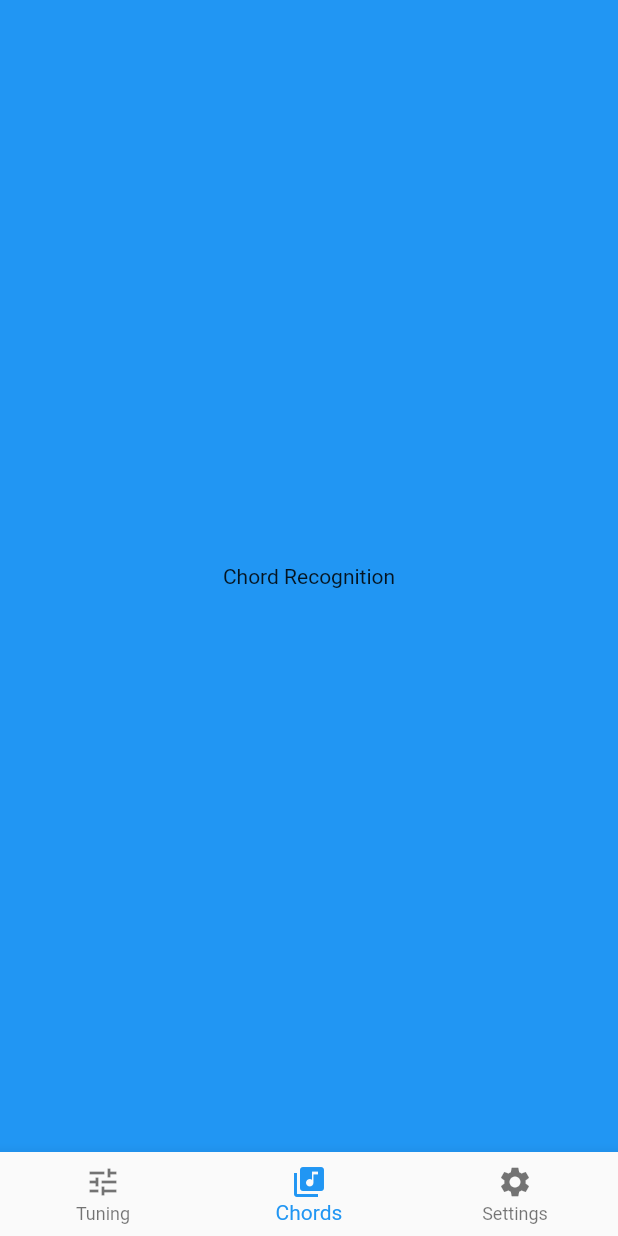
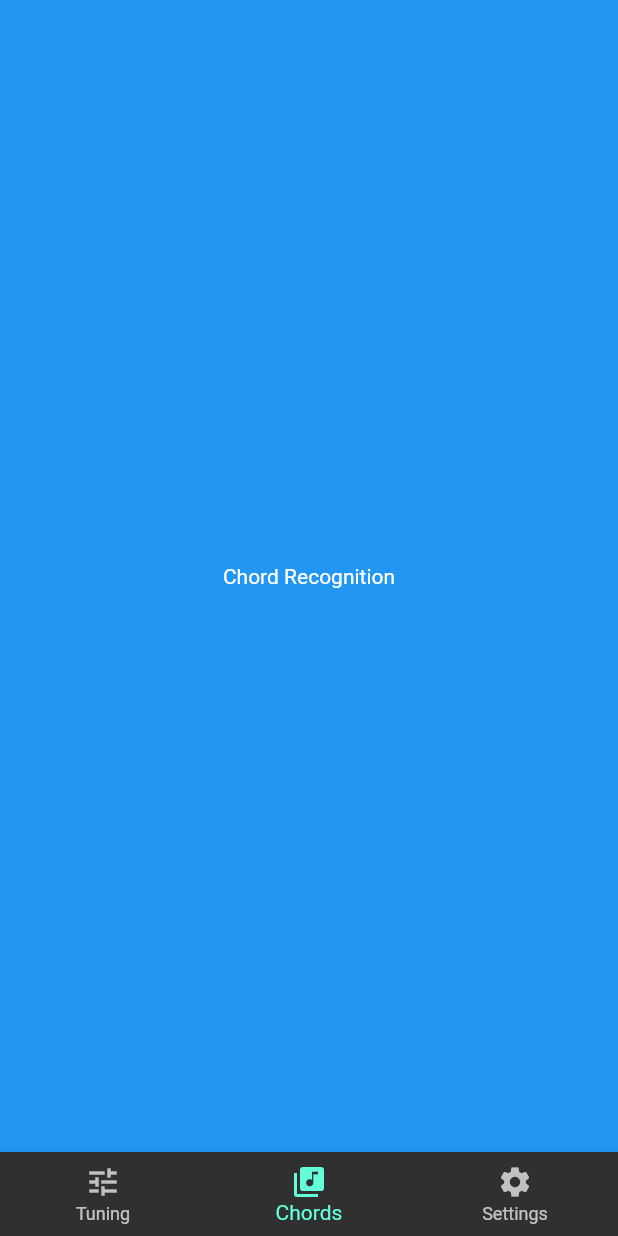
Before and after one commit to DikshantThapa/GuitarTunes, a Flutter app: the screen it shows after launch, item 2 of the bottom bar chosen, on a phone screen of 412 x 824 dp. Run offline on Flutter 3.47's test engine with Material 2 defaults, Android fonts, the phone set to English and light mode, and no system bars.

Commit message:
fix theme

```diff
--- a/lib/main.dart
+++ b/lib/main.dart
@@ -10,8 +10,7 @@ class MyApp extends StatelessWidget {
     return MaterialApp(
       debugShowCheckedModeBanner: false,
       home: Splashscreen(),
-
-      theme: ThemeData.light(),
+      theme: ThemeData.dark(),
       darkTheme: ThemeData.dark(),
     );
   }
--- a/pubspec.yaml
+++ b/pubspec.yaml
@@ -77,9 +77,9 @@ flutter:
   # list giving the asset and other descriptors for the font. For
   # example:
   fonts:
-    - family: kanit
+    - family: Kanit
       fonts:
-        - asset: assets/fonts/kanit.ttf
+        - asset: assets/fonts/Kanit.ttf
   #       - asset: fonts/Schyler-Italic.ttf
   #         style: italic
   #   - family: Trajan Pro
```
Also changed, not shown: lib/pages/GuitarTuningPage.dart (+9 -5 lines), lib/pages/splashscreen.dart (+16 -22 lines).
